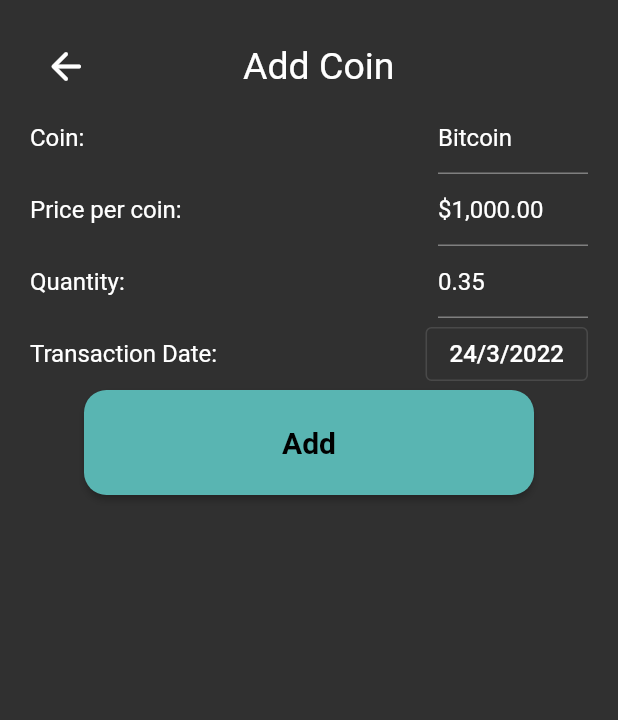
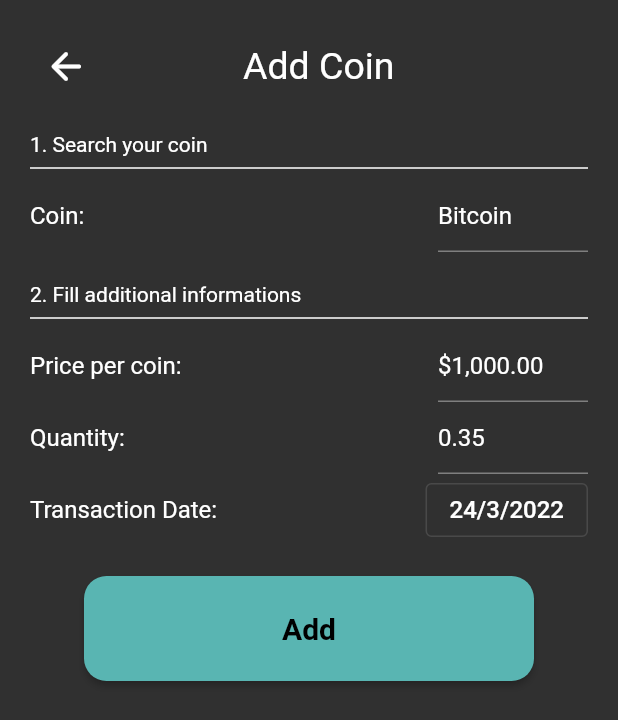
Before and after one commit to Charizard17/bit_holdings_app, a Flutter app: the AddCoinScreen screen opened directly, on a phone screen of 412 x 824 dp. Shown: the top 720 px of the screen. Run offline on Flutter 3.47's test engine with Material 2 defaults, Android fonts, the phone set to English and light mode, and no system bars; our stand-ins replace cloud_firestore, firebase_auth, firebase_core; accounts and stored records are empty; network calls fail.

```diff
--- a/lib/screens/add_coin_screen.dart
+++ b/lib/screens/add_coin_screen.dart
@@ -1,6 +1,8 @@
 import 'package:flutter/material.dart';
 
 import '../services/flutterfire.dart';
+
+FlutterFire _flutterFire = FlutterFire();
 
 class AddCoinScreen extends StatefulWidget {
   const AddCoinScreen({Key? key}) : super(key: key);
@@ -63,6 +65,20 @@ class _AddCoinScreenState extends State<AddCoinScreen> {
                     )
                   ],
                 ),
+                SizedBox(height: 20),
+                Align(
+                  alignment: Alignment.centerLeft,
+                  child: Text(
+                    '1. Search your coin',
+                    style: TextStyle(
+                      fontSize: 14,
+                    ),
+                  ),
+                ),
+                Divider(
+                  color: Colors.white,
+                  thickness: 1,
+                ),
                 Row(
                   mainAxisAlignment: MainAxisAlignment.spaceBetween,
                   children: [
@@ -88,6 +104,20 @@ class _AddCoinScreenState extends State<AddCoinScreen> {
                       ),
                     )
                   ],
+                ),
+                SizedBox(height: 20),
+                Align(
+                  alignment: Alignment.centerLeft,
+                  child: Text(
+                    '2. Fill additional informations',
+                    style: TextStyle(
+                      fontSize: 14,
+                    ),
+                  ),
+                ),
+                Divider(
+                  color: Colors.white,
+                  thickness: 1,
                 ),
                 Row(
                   mainAxisAlignment: MainAxisAlignment.spaceBetween,
@@ -164,6 +194,7 @@ class _AddCoinScreenState extends State<AddCoinScreen> {
                     ),
                   ],
                 ),
+                SizedBox(height: 20),
                 MaterialButton(
                   color: Theme.of(context).primaryColor,
                   child: Text(
@@ -175,7 +206,7 @@ class _AddCoinScreenState extends State<AddCoinScreen> {
                     ),
                   ),
                   onPressed: () async {
-                    await addCoin(_coin.text, _quantity.text, _buyPrice.text,
+                    await _flutterFire.addCoin(_coin.text, _quantity.text, _buyPrice.text,
                         _selectedDate.toString());
                     Navigator.of(context).pop();
                   },
--- a/lib/screens/coins_list_screen.dart
+++ b/lib/screens/coins_list_screen.dart
@@ -2,6 +2,8 @@ import 'package:flutter/material.dart';
 
 import '../widgets/coins_list_item.dart';
 import '../services/api_methods.dart';
+
+ApiMethods _apiMethods = ApiMethods();
 
 class CoinsListScreen extends StatelessWidget {
   const CoinsListScreen({Key? key}) : super(key: key);
@@ -65,7 +67,7 @@ class CoinsListScreen extends StatelessWidget {
               SizedBox(height: 5),
               Expanded(
                 child: FutureBuilder(
-                  future: getCoinsList(),
+                  future: _apiMethods.getCoinsList(),
                   builder: (BuildContext context, AsyncSnapshot snapshot) {
                     if (!snapshot.hasData) {
                       return Center(
--- a/lib/screens/sign_in_screen.dart
+++ b/lib/screens/sign_in_screen.dart
@@ -3,6 +3,8 @@ import 'package:flutter/material.dart';
 
 import 'sign_up_screen.dart';
 import '../services/flutterfire.dart';
+
+FlutterFire _flutterFire = FlutterFire();
 
 class SignInScreen extends StatefulWidget {
   const SignInScreen({Key? key}) : super(key: key);
@@ -74,7 +76,7 @@ class _SignInScreenState extends State<SignInScreen> {
                 ),
               ),
               onPressed: () async {
-                bool shouldNavigate = await signIn(_email.text, _password.text);
+                bool shouldNavigate = await _flutterFire.signIn(_email.text, _password.text);
                 if (shouldNavigate) {
                   Navigator.of(context).pushReplacement(
                     MaterialPageRoute(
--- a/lib/screens/sign_up_screen.dart
+++ b/lib/screens/sign_up_screen.dart
@@ -2,6 +2,8 @@ import 'package:flutter/material.dart';
 
 import 'sign_in_screen.dart';
 import '../services/flutterfire.dart';
+
+FlutterFire _flutterFire = FlutterFire();
 
 class SignUpScreen extends StatefulWidget {
   const SignUpScreen({Key? key}) : super(key: key);
@@ -73,8 +75,7 @@ class _SignUpScreenState extends State<SignUpScreen> {
                 ),
               ),
               onPressed: () async {
-                bool shouldNavigate =
-                    await signUp(_email.text, _password.text);
+                bool shouldNavigate = await _flutterFire.signUp(_email.text, _password.text);
                 if (shouldNavigate) {
                   Navigator.of(context).pushReplacement(
                     MaterialPageRoute(
--- a/lib/services/flutterfire.dart
+++ b/lib/services/flutterfire.dart
@@ -1,6 +1,7 @@
 import 'package:cloud_firestore/cloud_firestore.dart';
 import 'package:firebase_auth/firebase_auth.dart';
 
+class FlutterFire {
   Future<bool> signIn(String email, String password) async {
     try {
       await FirebaseAuth.instance
@@ -64,3 +65,4 @@ Future<bool> addCoin(
       return false;
     }
   }
+}
```
Also changed, not shown: lib/services/api_methods.dart (+7 -2 lines). Lines whose indentation alone changed are shown as unchanged.
